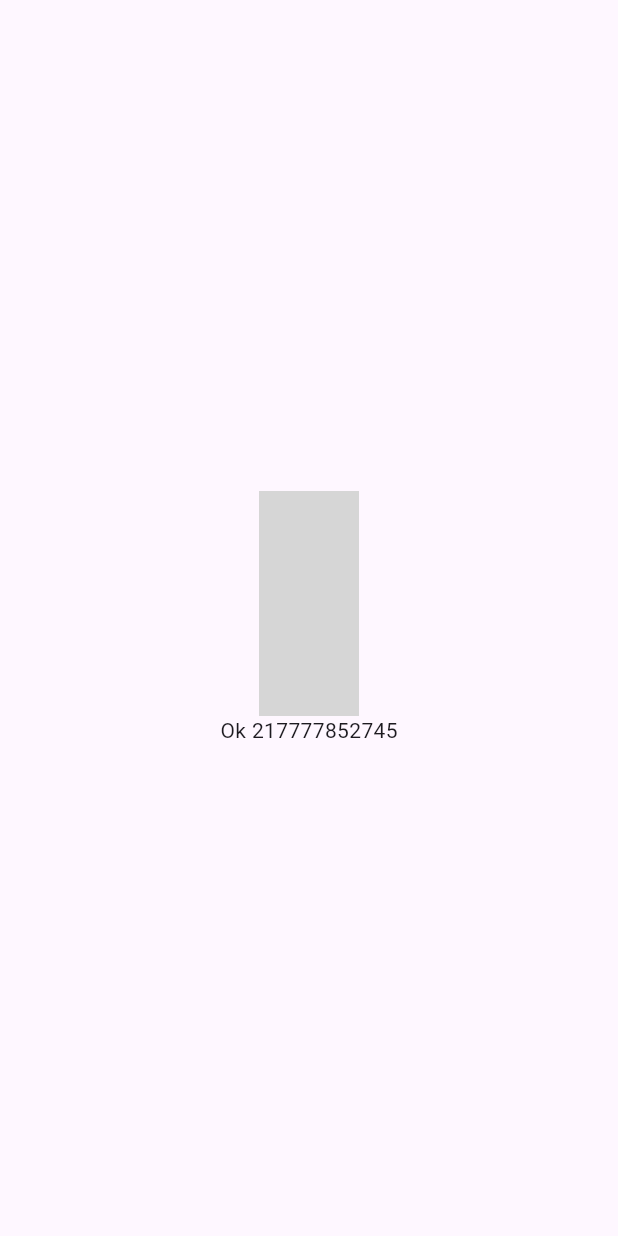
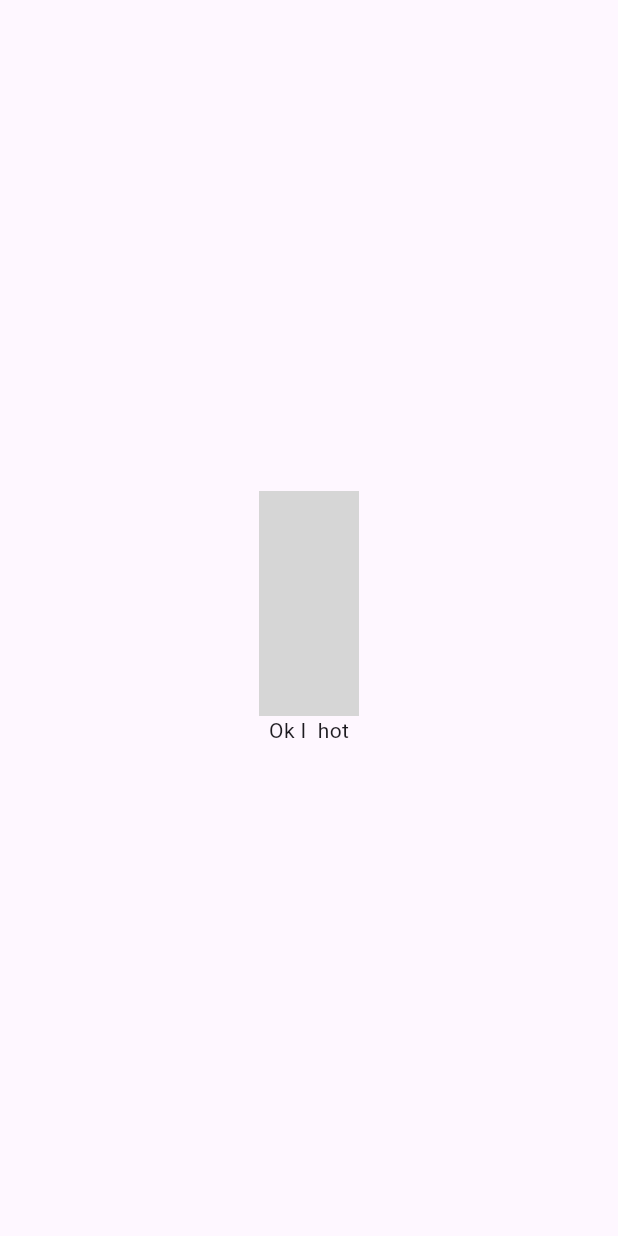
Before and after one commit to rddeveloper2019/re_so_fl_ttr, a Flutter app: the screen it shows after launch, on a phone screen of 412 x 824 dp. Run offline on Flutter 3.47's test engine with Material 3 defaults, Android fonts, the phone set to English and light mode, and no system bars; our stand-ins replace auto_route, dartz, dio, flutter_material_design_icons, flutter_secure_storage, freezed_annotation and 1 more; missing offline and left inert: oauth2; grey boxes are pictures that could not be loaded.

```diff
--- a/lib/auth/presentation/sign_in_page.dart
+++ b/lib/auth/presentation/sign_in_page.dart
@@ -13,10 +13,7 @@ class SignInPage extends StatelessWidget {
         child: Center(
           child: Column(
             mainAxisAlignment: MainAxisAlignment.center,
-            children: [
-              Icon(MdiIcons.github, size: 150),
-              Text("Ok 217777852745"),
-            ],
+            children: [Icon(MdiIcons.github, size: 150), Text("Ok I  hot")],
           ),
         ),
       ),
```
